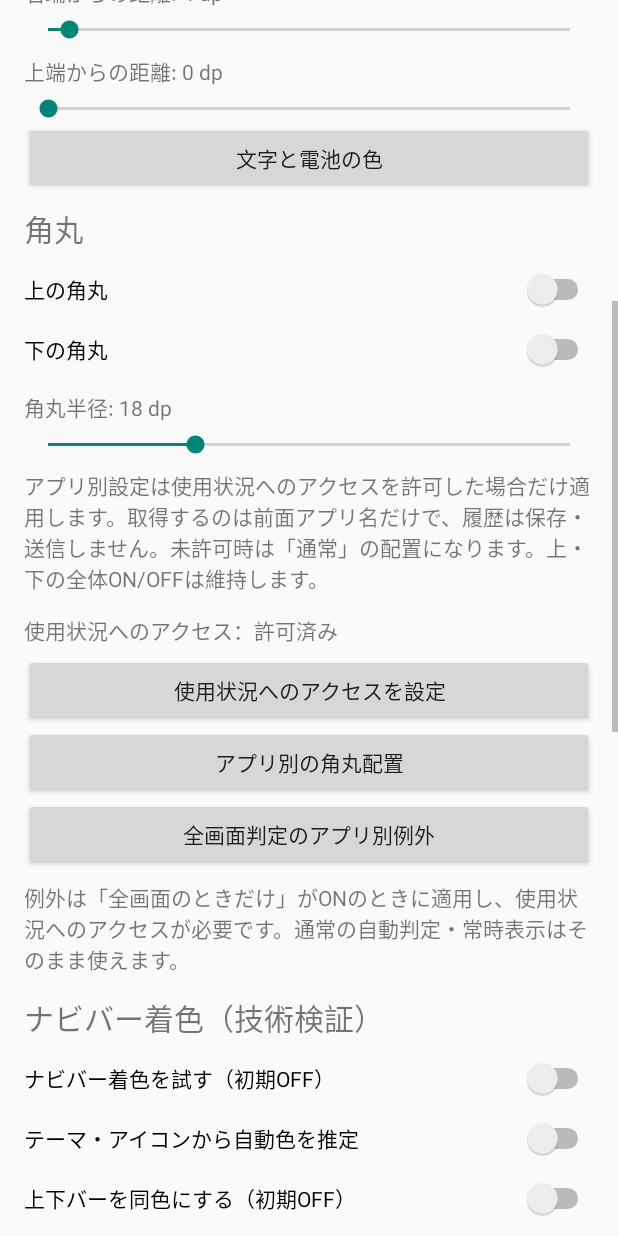
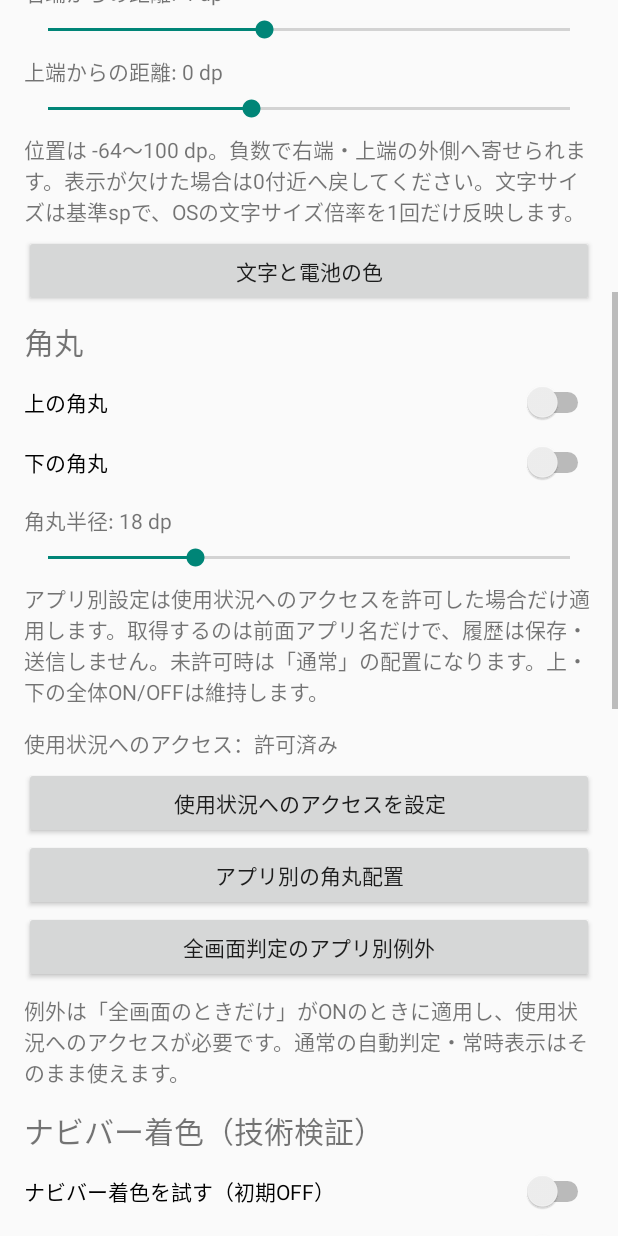
Before and after one commit to xiaqui/overlay, an Android app: the screen it shows after launch (MainActivity), scrolled down 576 dp, on a phone screen of 412 x 824 dp. Run offline under Robolectric (Android 15) with nearby library versions, the phone set to English and light mode, and no system bars.

Commit message:
feat: finish Overlay display (app/src/main/java/com/xiaqui/overlay/MainActivity.kt)

```diff
--- a/app/src/main/java/com/xiaqui/overlay/MainActivity.kt
+++ b/app/src/main/java/com/xiaqui/overlay/MainActivity.kt
@@ -23,11 +23,13 @@ class MainActivity: Activity() {
         })
     }
     private fun slider(label: String,key: String,min: Int,max: Int,default: Int) {
-        val title=text("$label: ${settings.number(key,default)} dp");content.addView(title)
+        val current=settings.number(key,default).coerceIn(min,max)
+        val unit=if(key=="size")"sp" else "dp"
+        val title=text("$label: $current $unit");content.addView(title)
         content.addView(SeekBar(this).apply {
-            this.max=max-min;progress=settings.number(key,default)-min
+            this.max=max-min;progress=current-min
             setOnSeekBarChangeListener(object: SeekBar.OnSeekBarChangeListener {
-                override fun onProgressChanged(bar: SeekBar,value: Int,fromUser: Boolean) { title.text="$label: ${value+min} dp" }
+                override fun onProgressChanged(bar: SeekBar,value: Int,fromUser: Boolean) { title.text="$label: ${value+min} $unit" }
                 override fun onStartTrackingTouch(bar: SeekBar) {}
                 override fun onStopTrackingTouch(bar: SeekBar) { settings.set(key,bar.progress+min) }
             })
@@ -36,7 +38,7 @@ class MainActivity: Activity() {
     private fun showSettings() {
         content=LinearLayout(this).apply { orientation=LinearLayout.VERTICAL;setPadding(24,18,24,24) }
         setContentView(ScrollView(this).apply { addView(content) })
-        content.addView(text("Overlay — Statusbar技術検証版",26f))
+        content.addView(text("Overlay — 画面表示仕上げ版",26f))
         content.addView(text("Android 6〜10・Xperia向け。時計と電池は右上、背景透明・タッチ透過。"))
         val allowed=SystemSettings.canDrawOverlays(this)
         content.addView(text(if(allowed)"重ねて表示：許可済み" else "最初に「他のアプリの上に重ねて表示」を許可してください。"))
@@ -55,8 +57,9 @@ class MainActivity: Activity() {
         toggle("全画面のときだけ","fullscreen")
         content.addView(text("ステータスバーが隠れたときに時計・電池を表示します。判定不能時は表示を維持します。機種差や一時的なバー表示に合わないアプリは、下の例外設定で調整できます。"))
         slider("文字サイズ","size",10,28,14)
-        slider("右端からの距離","x",0,100,4)
-        slider("上端からの距離","y",0,100,0)
+        slider("右端からの距離","x",Settings.MIN_OFFSET_DP,Settings.MAX_OFFSET_DP,4)
+        slider("上端からの距離","y",Settings.MIN_OFFSET_DP,Settings.MAX_OFFSET_DP,0)
+        content.addView(text("位置は -64〜100 dp。負数で右端・上端の外側へ寄せられます。表示が欠けた場合は0付近へ戻してください。文字サイズは基準spで、OSの文字サイズ倍率を1回だけ反映します。"))
         button("文字と電池の色") {
             AlertDialog.Builder(this).setTitle("表示色").setSingleChoiceItems(arrayOf("白（標準）","薄い灰色","濃い灰色"),settings.number("color",0)) { dialog,i -> settings.set("color",i);dialog.dismiss() }.show()
         }
@@ -73,7 +76,7 @@ class MainActivity: Activity() {
         toggle("テーマ・アイコンから自動色を推定","navbar_auto")
         toggle("上下バーを同色にする（初期OFF）","navbar_unified")
         toggle("Recentsでは上下着色を停止（初期OFF）","navbar_recents_off")
-        button("アプリ別の固定色") { chooseNavbarApp() }
+        button("アプリ別の着色（自動／固定色／なし）") { chooseNavbarApp() }
         content.addView(text("統一ONでは、固定色 → colorPrimaryDark → colorPrimary → アイコン代表色の順で同じ候補を上下へ使います。統一OFFは従来どおりNavbarだけを着色し、colorPrimaryを優先します。自動色OFFで未設定のアプリは着色しません。使用状況へのアクセスが必要です。縦画面・3ボタンでお試しください。横画面・バー非表示・判定不能時は安全に着色を止めます。"))
         content.addView(text("Recents停止はSystemUIの既知Recents componentまたは端末設定のcomponentを完全一致で判定します。Quickstep端末ではHomeも無着色になる場合があります。判定不能時は誤停止を避けて着色を維持します。角丸・時計・電池は停止しません。"))
         content.addView(text("自動色は画面の採色ではなく推定で、ボタンの視認性のため明るさを抑えます。固定色は指定通りですが、OSのボタン色は変更できません。明るい色でボタンが見づらい場合は暗い色に変更するか着色をOFFにしてください。"))
@@ -85,7 +88,7 @@ class MainActivity: Activity() {
         toggle("互換表示方式（バーより背面）","modern")
         content.addView(text("標準方式はAndroid 6〜10向けの旧レイヤーです。表示できない機種は互換方式を試してください。互換方式ではシステムバーの上に角丸を描けません。Android 11以降は保証外です。"))
         content.addView(text("外観合わせ",20f))
-        content.addView(text("初期値は参考画面の縦型電池＋右端時計を基準にしています。スクリーンショットの常時取得はせず、白・黒の全画面で位置と大きさを手動調整します。画面密度やOS設定による差は上のスライダーで合わせてください。"))
+        content.addView(text("初期値はXperia風の横型電池（右側端子）＋右端時計を基準にしています。スクリーンショットの常時取得はせず、白・黒の全画面で位置と大きさを手動調整します。画面密度やOS設定による差は上のスライダーで合わせてください。"))
         button("白背景の全画面で確認") { startActivity(Intent(this,PreviewActivity::class.java).putExtra("dark",false)) }
         button("黒背景の全画面で確認") { startActivity(Intent(this,PreviewActivity::class.java).putExtra("dark",true)) }
         button("電池の最適化設定") { startActivity(Intent(SystemSettings.ACTION_IGNORE_BATTERY_OPTIMIZATION_SETTINGS)) }
@@ -108,14 +111,26 @@ class MainActivity: Activity() {
         val pm=packageManager
         val apps=pm.queryIntentActivities(Intent(Intent.ACTION_MAIN).addCategory(Intent.CATEGORY_LAUNCHER),0)
             .distinctBy { it.activityInfo.packageName }.sortedBy { it.loadLabel(pm).toString() }
-        AlertDialog.Builder(this).setTitle("ナビバーの固定色").setItems(apps.map { it.loadLabel(pm).toString() }.toTypedArray()) { _,i ->
+        AlertDialog.Builder(this).setTitle("アプリ別のバー着色").setItems(apps.map { it.loadLabel(pm).toString() }.toTypedArray()) { _,i ->
             val pkg=apps[i].activityInfo.packageName
+            val title=apps[i].loadLabel(pm)
+            AlertDialog.Builder(this).setTitle(title).setSingleChoiceItems(
+                arrayOf("自動","固定色","なし"),settings.navbarMode(pkg)) { modeDialog,mode ->
+                when(mode) {
+                    Settings.NAVBAR_AUTO -> { settings.setNavbarColor(pkg,null);modeDialog.dismiss() }
+                    Settings.NAVBAR_NONE -> { settings.setNavbarNone(pkg);modeDialog.dismiss() }
+                    else -> { modeDialog.dismiss();showNavbarColor(title,pkg) }
+                }
+            }.setNegativeButton("戻る",null).show()
+        }.show()
+    }
+    private fun showNavbarColor(title: CharSequence,pkg: String) {
         val entry=EditText(this).apply {
             setSingleLine();hint="#RRGGBB（例 #304050）"
             setText(settings.navbarColor(pkg)?.let { "#%06X".format(it and 0xffffff) } ?: "")
         }
-            val dialog=AlertDialog.Builder(this).setTitle(apps[i].loadLabel(pm)).setView(entry)
-                .setPositiveButton("保存",null).setNeutralButton("固定色を解除") { _,_->settings.setNavbarColor(pkg,null) }.setNegativeButton("戻る",null).create()
+        val dialog=AlertDialog.Builder(this).setTitle("$title：固定色").setView(entry)
+            .setPositiveButton("保存",null).setNegativeButton("戻る",null).create()
         dialog.setOnShowListener {
             dialog.getButton(AlertDialog.BUTTON_POSITIVE).setOnClickListener {
                 val value=entry.text.toString().trim()
@@ -124,7 +139,6 @@ class MainActivity: Activity() {
             }
         }
         dialog.show()
-        }.show()
     }
 }
 
```
Lines whose indentation alone changed are shown as unchanged.
